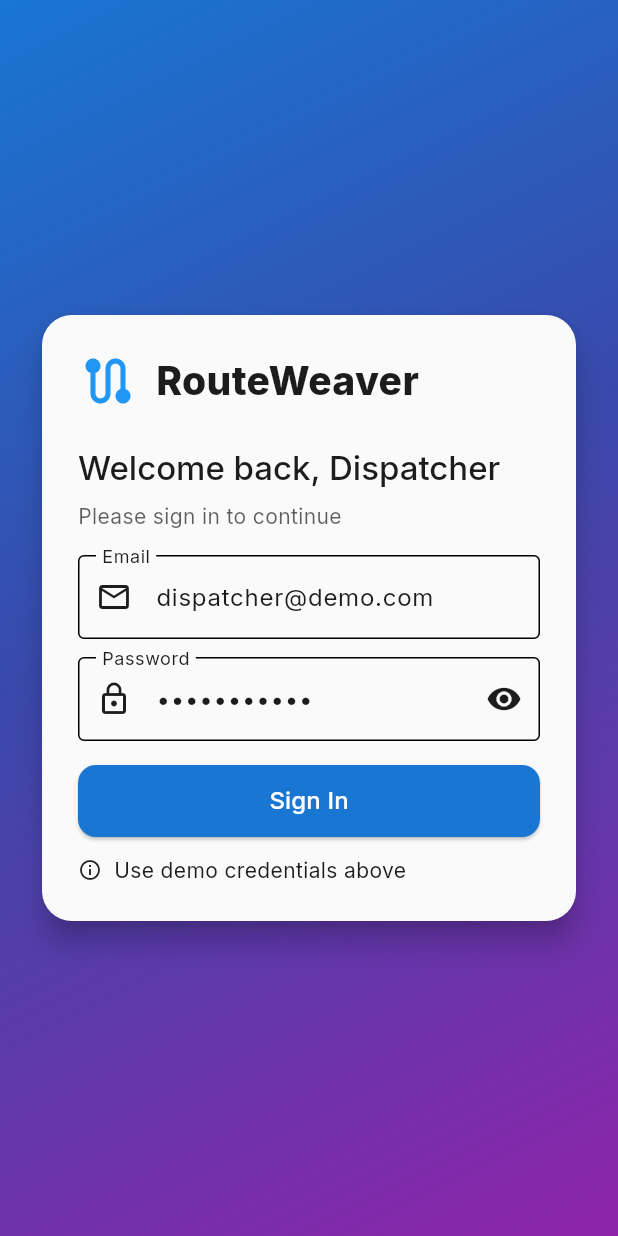
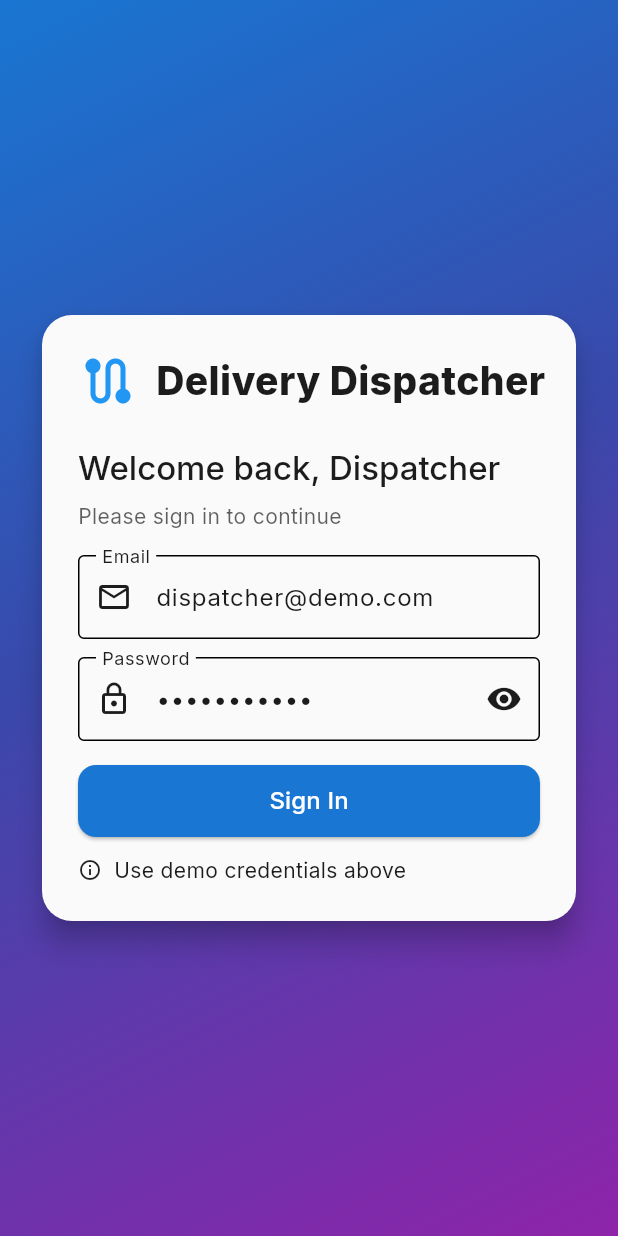
Before and after one commit to OmarBakry-eg/delivery-planner-task, a Flutter app: the screen it shows after launch, on a phone screen of 412 x 824 dp. Run offline on Flutter 3.47's test engine with Material 3 defaults, Android fonts, the phone set to English and light mode, and no system bars; drawn by our look-alikes of flutter_animate; our stand-ins replace equatable, flutter_bloc, flutter_map, get_it, google_fonts, hive_ce_flutter and 2 more; accounts and stored records are empty.

Commit message:
Update app branding and repository identifiers to reflect new project name
- Changed app name from 'RouteWeaver' to 'Delivery Dispatcher' in app configuration and login screen.
- Updated app ID from 'com.routeweaver' to 'com.deliverydispatcher' in app configuration.
- Renamed data box identifiers from 'routeweaver_data' to 'delivery_dispatcher_data' in trip repository files.

```diff
--- a/lib/src/core/config/app_config.dart
+++ b/lib/src/core/config/app_config.dart
@@ -33,18 +33,18 @@ class AppConfig {
   static String get appName {
     switch (_flavor) {
       case BuildFlavor.dev:
-        return 'RouteWeaver Dev';
+        return 'Delivery Dispatcher Dev';
       case BuildFlavor.prod:
-        return 'RouteWeaver';
+        return 'Delivery Dispatcher';
     }
   }
 
   static String get appId {
     switch (_flavor) {
       case BuildFlavor.dev:
-        return 'com.routeweaver.dev';
+        return 'com.deliverydispatcher.dev';
       case BuildFlavor.prod:
-        return 'com.routeweaver.app';
+        return 'com.deliverydispatcher.app';
     }
   }
 
--- a/lib/src/features/auth/presentation/view/screens/login_screen.dart
+++ b/lib/src/features/auth/presentation/view/screens/login_screen.dart
@@ -58,7 +58,7 @@ class _LoginScreenState extends State<LoginScreen> {
                                     ).animate().scale(duration: 500.ms),
                                     const SizedBox(width: 12),
                                     Text(
-                                      'RouteWeaver',
+                                      'Delivery Dispatcher',
                                       style: GoogleFonts.inter(
                                         fontSize: 26,
                                         fontWeight: FontWeight.w800,
--- a/lib/src/features/trip_execution/domain/repositories/trip_repository.dart
+++ b/lib/src/features/trip_execution/domain/repositories/trip_repository.dart
@@ -10,7 +10,7 @@ import 'package:test_hsa_group/src/features/trip_planning/data/model/vehicle.dar
 import '../entities/trip.dart';
 
 class TripRepository {
-  static const String _boxName = 'routeweaver_data';
+  static const String _boxName = 'delivery_dispatcher_data';
   static const String _dataKey = 'app_data';
   late Box _box;
   AppData2? _cachedData;
--- a/lib/src/features/trip_planning/data/repo/trip_repo.dart
+++ b/lib/src/features/trip_planning/data/repo/trip_repo.dart
@@ -49,7 +49,7 @@ class AppData2 {
 }
 
 class TripRepository {
-  static const String _boxName = 'routeweaver_data';
+  static const String _boxName = 'delivery_dispatcher_data';
   static const String _dataKey = 'app_data';
   late Box _box;
   AppData2? _cachedData;
--- a/lib/src/features/trip_planning/presentation/widgets/trip_card.dart
+++ b/lib/src/features/trip_planning/presentation/widgets/trip_card.dart
@@ -411,7 +411,7 @@ class _TripCardState extends State<TripCard> {
                     TileLayer(
                       urlTemplate:
                           'https://tile.openstreetmap.org/{z}/{x}/{y}.png',
-                      userAgentPackageName: 'com.routeweaver.app',
+                      userAgentPackageName: 'com.deliverydispatcher.app',
                     ),
                     MarkerLayer(
                       markers: [
```
